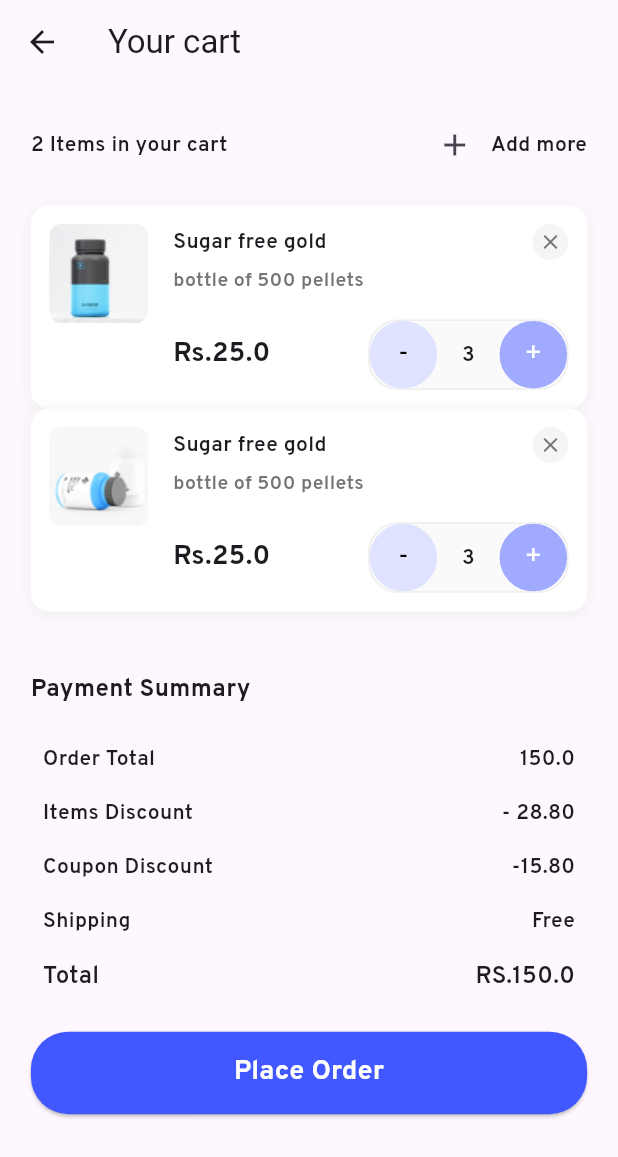
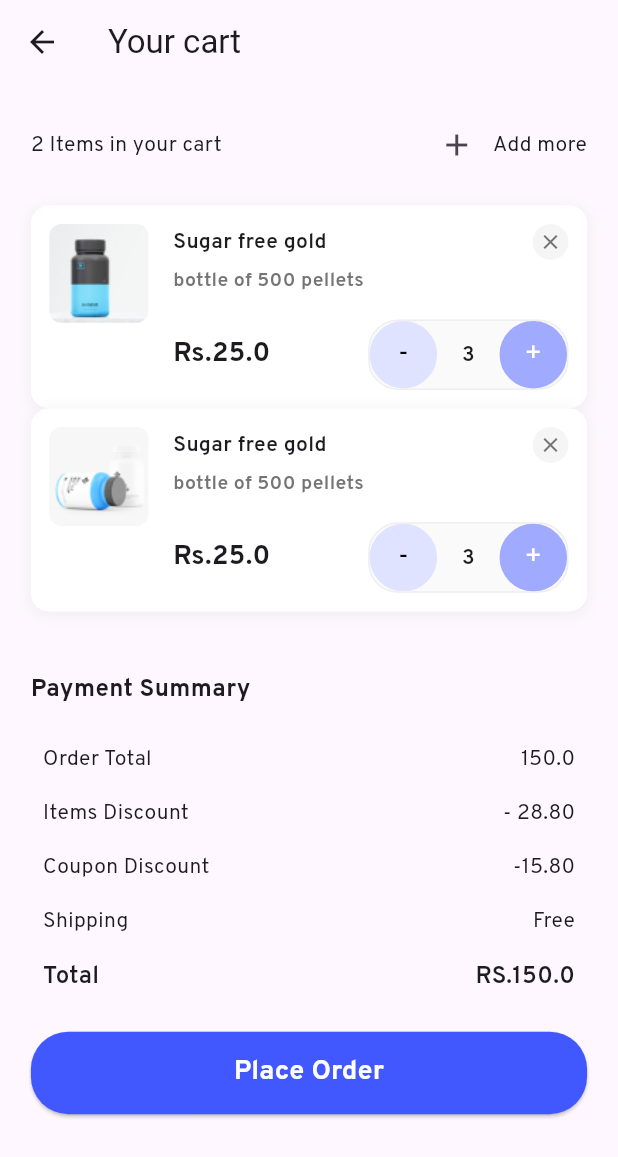
Before and after one commit to omniaalazab/medical, a Flutter app: the CartView screen opened directly, on a phone screen of 412 x 824 dp. Shown: the top 1157 px of the screen. Run offline on Flutter 3.47's test engine with Material 3 defaults, Android fonts, the phone set to English and light mode, and no system bars; our stand-ins replace flutter_svg, hexcolor, sizer, smooth_page_indicator; project files that could hold a hidden picture were left out.

```diff
--- a/lib/core/utils/styles.dart
+++ b/lib/core/utils/styles.dart
@@ -19,7 +19,7 @@ abstract class Styles {
   );
   static const textStyle14 = TextStyle(
     fontSize: 14,
-    fontWeight: FontWeight.w600,
+    fontWeight: FontWeight.w400,
     fontFamily: "Overpass",
   );
   static const textStyle16 = TextStyle(
```
